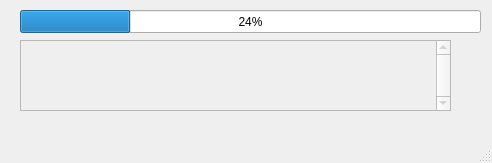
First picture: the form in Files/checksystem.ui, repository Astropl/TestRamek, before the edit.
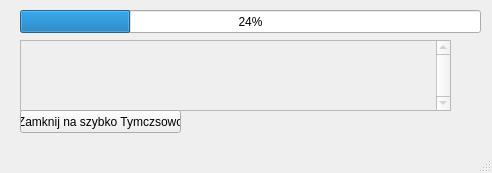
Second picture: the form after the edit.

```diff
--- a/Files/checksystem.ui
+++ b/Files/checksystem.ui
@@ -10,7 +10,7 @@
     <x>0</x>
     <y>0</y>
     <width>492</width>
-    <height>163</height>
+    <height>173</height>
    </rect>
   </property>
   <property name="focusPolicy">
@@ -58,6 +58,19 @@
      <bool>true</bool>
     </property>
    </widget>
+   <widget class="QPushButton" name="pushButton">
+    <property name="geometry">
+     <rect>
+      <x>20</x>
+      <y>110</y>
+      <width>161</width>
+      <height>23</height>
+     </rect>
+    </property>
+    <property name="text">
+     <string>Zamknij na szybko Tymczsowo</string>
+    </property>
+   </widget>
   </widget>
   <widget class="QMenuBar" name="menubar">
    <property name="geometry">
```
